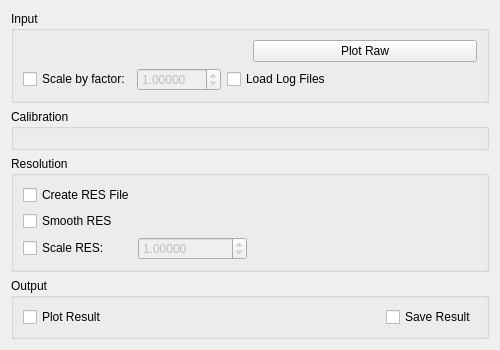
This is MantidQt/CustomInterfaces/inc/MantidQtCustomInterfaces/Indirect/ISISCalibration.ui in mantidproject/mantid as Qt 5 draws it before an edit. The edited form follows.
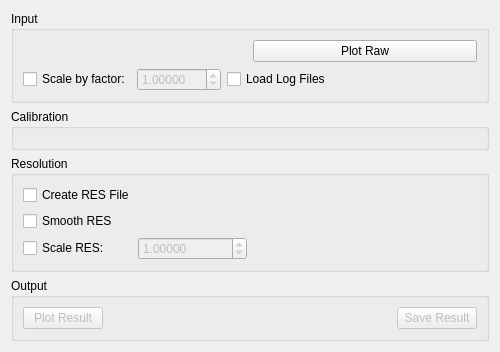
This is the edited form. Custom widgets are drawn as their Qt base class.

Commit message:
Calibration added plot and save buttons initially disabled
Refs #17023

```diff
--- a/MantidQt/CustomInterfaces/inc/MantidQtCustomInterfaces/Indirect/ISISCalibration.ui
+++ b/MantidQt/CustomInterfaces/inc/MantidQtCustomInterfaces/Indirect/ISISCalibration.ui
@@ -230,7 +230,10 @@
      </property>
      <layout class="QHBoxLayout" name="horizontalLayout">
       <item>
-       <widget class="QCheckBox" name="ckPlot">
+       <widget class="QPushButton" name="pbPlot">
+        <property name="enabled">
+         <bool>false</bool>
+        </property>
         <property name="toolTip">
          <string>Plot resulting calibration file when created.</string>
         </property>
@@ -253,7 +256,10 @@
        </spacer>
       </item>
       <item>
-       <widget class="QCheckBox" name="ckSave">
+       <widget class="QPushButton" name="pbSave">
+        <property name="enabled">
+         <bool>false</bool>
+        </property>
         <property name="text">
          <string>Save Result</string>
         </property>
```
Lines whose indentation alone changed are shown as unchanged.
